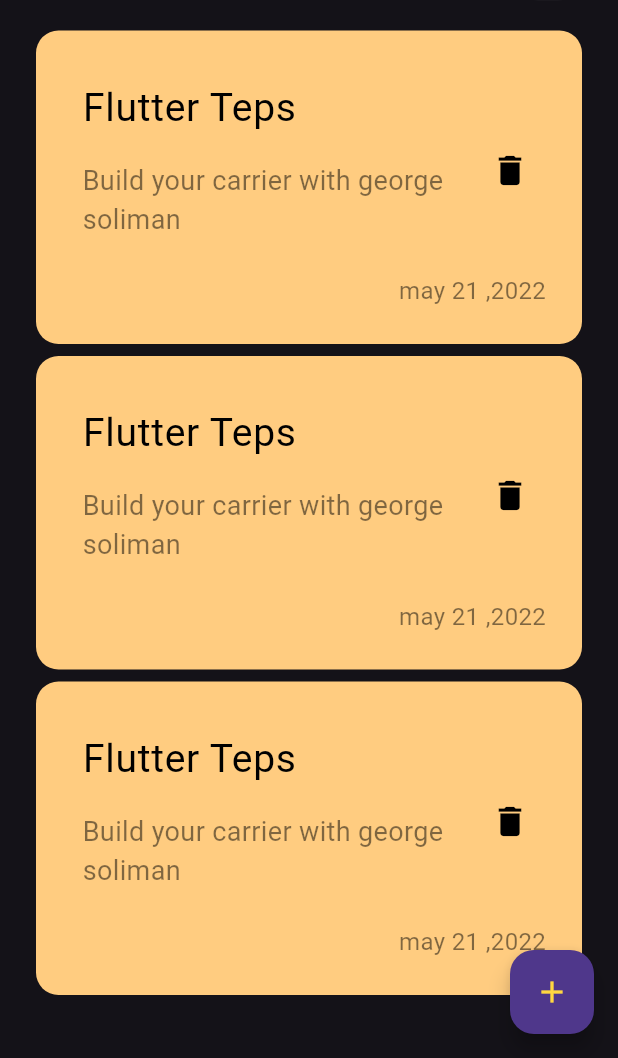
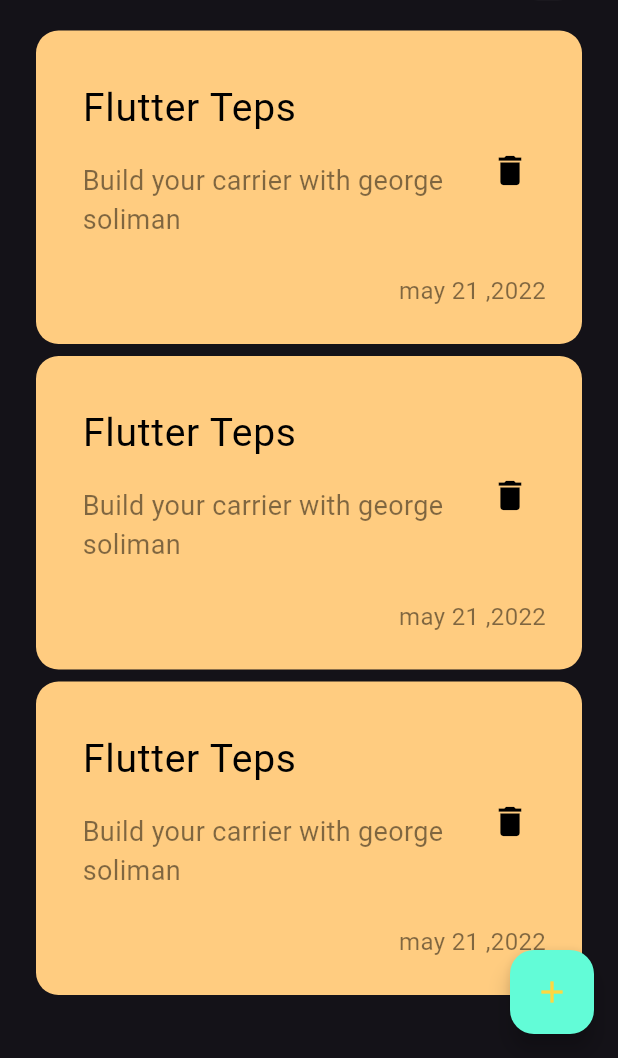
Before and after one commit to George-Anyas/notes_app, a Flutter app: the screen it shows after launch, on a phone screen of 412 x 824 dp, the part 178-1236 px from its top. Run offline on Flutter 3.47's test engine with Material 3 defaults, Android fonts, the phone set to English and light mode, and no system bars; Roboto replaces fonts that are missing (Poppins).

Commit message:
create edit note view

```diff
--- a/lib/main.dart
+++ b/lib/main.dart
@@ -11,6 +11,7 @@ class NotesApp extends StatelessWidget {
   @override
   Widget build(BuildContext context) {
     return MaterialApp(
+      debugShowCheckedModeBanner: false,
       theme: ThemeData(brightness: Brightness.dark, fontFamily: 'Poppins'),
       home: const NotesView(),
     );
--- a/lib/view/notes_view.dart
+++ b/lib/view/notes_view.dart
@@ -1,4 +1,5 @@
 import 'package:flutter/material.dart';
+import 'package:notes_app/constans.dart';
 import 'package:notes_app/widgets/add_noteButtom_shet.dart';
 import 'package:notes_app/widgets/notes_view_body.dart';
 
@@ -9,6 +10,7 @@ class NotesView extends StatelessWidget {
   Widget build(BuildContext context) {
     return Scaffold(
       floatingActionButton: FloatingActionButton(
+        backgroundColor: KprimaryColor,
         onPressed: () {
           showModalBottomSheet(
               shape: RoundedRectangleBorder(
--- a/lib/widgets/custom_note_item.dart
+++ b/lib/widgets/custom_note_item.dart
@@ -1,11 +1,18 @@
 import 'package:flutter/material.dart';
+import 'package:notes_app/view/edit_note_view.dart';
 
 class NoteItem extends StatelessWidget {
   const NoteItem({super.key});
 
   @override
   Widget build(BuildContext context) {
-    return Container(
+    return GestureDetector(
+      onTap: () {
+        Navigator.push(context, MaterialPageRoute(builder: (context) {
+          return const EditNoteView();
+        }));
+      },
+      child: Container(
         padding: const EdgeInsets.only(
           top: 24,
           bottom: 24,
@@ -52,6 +59,7 @@ class NoteItem extends StatelessWidget {
             )
           ],
         ),
+      ),
     );
   }
 }
--- a/lib/widgets/notes_view_body.dart
+++ b/lib/widgets/notes_view_body.dart
@@ -10,10 +10,10 @@ class NotesViewBody extends StatelessWidget {
 
   @override
   Widget build(BuildContext context) {
-    return const Padding(
-      padding: EdgeInsets.all(24),
+    return Padding(
+      padding: const EdgeInsets.all(24),
       child: Column(
-        children: [
+        children: const [
           SizedBox(
             height: 50,
           ),
```
Also changed, not shown: lib/view/edit_note_view.dart (added, +13 -0 lines), lib/widgets/Edit_Note_ViewBody.dart (added, +10 -0 lines). Lines whose indentation alone changed are shown as unchanged.
